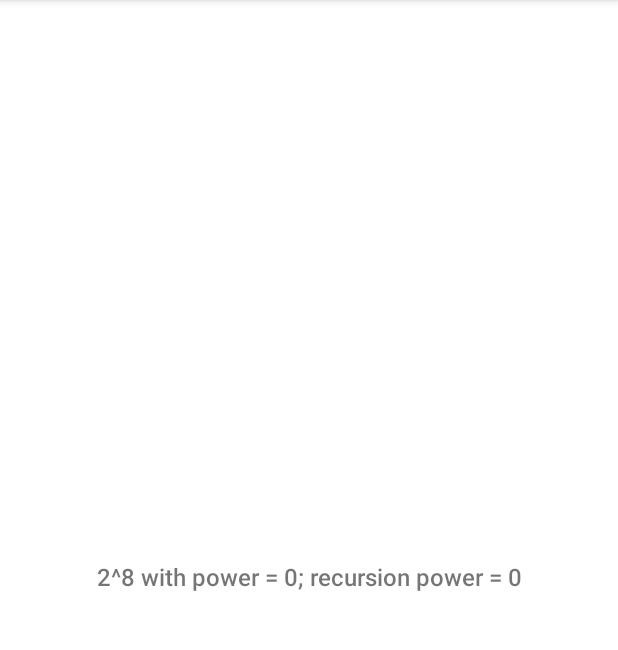
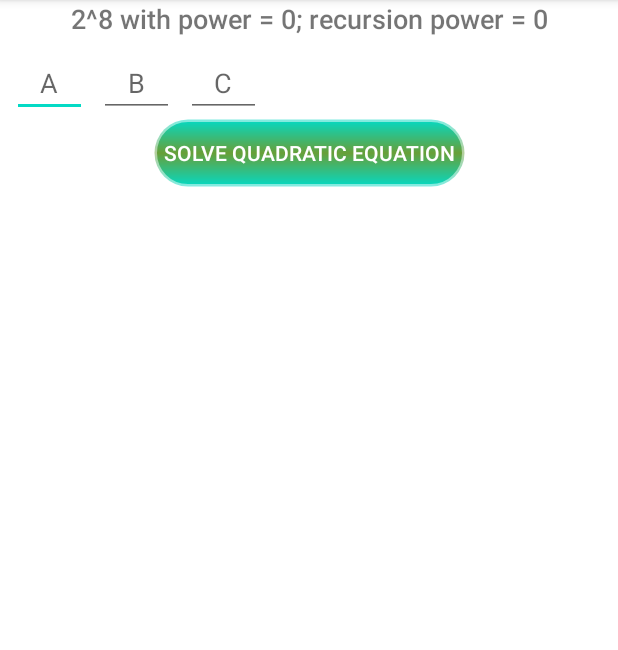
Before and after one commit to i-redbyte/ndk-example, an Android app: the screen it shows after launch (MainActivity), on a phone screen of 412 x 824 dp, the part 84-734 px from its top. Run offline under Robolectric (Android 15) with nearby library versions, the phone set to English and light mode, and no system bars; 4 statements that could not run were skipped.

Commit message:
Stepik part 1 - quadratic equation solution

```diff
--- a/app/src/main/java/com/github/iredbyte/ndk_example/MainActivity.kt
+++ b/app/src/main/java/com/github/iredbyte/ndk_example/MainActivity.kt
@@ -1,13 +1,25 @@
 package com.github.iredbyte.ndk_example
 
 import android.annotation.SuppressLint
+import android.content.Context
 import android.os.Bundle
+import android.view.View
+import android.view.inputmethod.InputMethodManager
+import android.widget.Button
+import android.widget.EditText
 import android.widget.TextView
+import android.widget.Toast
 import androidx.appcompat.app.AppCompatActivity
+import androidx.appcompat.widget.AppCompatButton
 import com.github.iredbyte.ndk_example.storage.Stepik
+import com.google.android.material.snackbar.Snackbar
 
 class MainActivity : AppCompatActivity() {
     private val stepik = Stepik()
+    private val btnSolveQuadraticEquation by lazy { findViewById<AppCompatButton>(R.id.btnSolveQuadraticEquation) }
+    private val etValueA by lazy { findViewById<EditText>(R.id.etValueA) }
+    private val etValueB by lazy { findViewById<EditText>(R.id.etValueB) }
+    private val etValueC by lazy { findViewById<EditText>(R.id.etValueC) }
     override fun onCreate(savedInstanceState: Bundle?) {
         super.onCreate(savedInstanceState)
         setContentView(R.layout.activity_main)
@@ -17,6 +29,9 @@ class MainActivity : AppCompatActivity() {
     private fun solutionStepikPart1() {
         val part1 = findViewById<TextView>(R.id.stepik_power_solution)
         part1.setOnClickListener { stepik.helloWord() }
+        btnSolveQuadraticEquation.setOnClickListener {
+            quadraticEquation(it)
+        }
         @SuppressLint("SetTextI18n")
         fun power() {
             val powerCpp: (Int, Int) -> String = { x, y ->
@@ -35,4 +50,22 @@ class MainActivity : AppCompatActivity() {
         power()
     }
 
+    private fun quadraticEquation(view: View) {
+        val imm: InputMethodManager = getSystemService(Context.INPUT_METHOD_SERVICE) as InputMethodManager
+        imm.hideSoftInputFromWindow(view.windowToken, 0)
+        try {
+            val a = etValueA.text.toString().toInt()
+            val b = etValueB.text.toString().toInt()
+            val c = etValueC.text.toString().toInt()
+            Snackbar.make(
+                view,
+                stepik.quadratic_equation(a, b, c),
+                Snackbar.LENGTH_LONG
+            )
+                .show()
+        } catch (error: NumberFormatException) {
+            Toast.makeText(this, getString(R.string.error), Toast.LENGTH_LONG).show()
+        }
+    }
+
 }
--- a/app/src/main/java/com/github/iredbyte/ndk_example/storage/Stepik.java
+++ b/app/src/main/java/com/github/iredbyte/ndk_example/storage/Stepik.java
@@ -23,4 +23,6 @@ public class Stepik {
     public native int max3(int a, int b, int c);
 
     public native int log2(int x);
+
+    public native String quadratic_equation(int a, int b, int c);
 }
--- /dev/null
+++ b/app/src/main/res/drawable/button.xml
@@ -0,0 +1,16 @@
+<?xml version="1.0" encoding="utf-8"?>
+<shape xmlns:android="http://schemas.android.com/apk/res/android">
+    <stroke
+        android:width="3dp"
+        android:color="#80FFFFFF"
+        />
+
+    <corners android:radius="25dp" />
+
+    <gradient
+        android:angle="270"
+        android:centerColor="@color/greenButton"
+        android:endColor="@color/teal_200"
+        android:startColor="@color/teal_200"
+        />
+</shape>
--- a/app/src/main/res/layout/activity_main.xml
+++ b/app/src/main/res/layout/activity_main.xml
@@ -9,14 +9,74 @@
 
     <TextView
         android:id="@+id/stepik_power_solution"
-        android:layout_width="wrap_content"
+        android:layout_width="0dp"
         android:layout_height="wrap_content"
-        android:textSize="16sp"
+        android:layout_marginStart="8dp"
+        android:layout_marginEnd="8dp"
         android:fontFamily="sans-serif-medium"
-        app:layout_constraintBottom_toBottomOf="parent"
-        app:layout_constraintLeft_toLeftOf="parent"
-        app:layout_constraintRight_toRightOf="parent"
+        android:gravity="center_horizontal"
+        android:textAlignment="center"
+        android:textSize="18sp"
+        app:layout_constraintEnd_toEndOf="parent"
+        app:layout_constraintStart_toStartOf="parent"
         app:layout_constraintTop_toTopOf="parent"
         />
 
+    <EditText
+        android:id="@+id/etValueA"
+        android:layout_width="50dp"
+        android:layout_height="wrap_content"
+        android:layout_marginStart="8dp"
+        android:layout_marginTop="8dp"
+        android:layout_marginEnd="8dp"
+        android:gravity="center_horizontal"
+        android:hint="@string/coefficientA"
+        android:inputType="numberDecimal|numberSigned"
+        android:textAlignment="center"
+        app:layout_constraintStart_toStartOf="parent"
+        app:layout_constraintTop_toBottomOf="@+id/stepik_power_solution"
+        />
+
+    <EditText
+        android:id="@+id/etValueB"
+        android:layout_width="50dp"
+        android:layout_height="wrap_content"
+        android:layout_marginStart="8dp"
+        android:layout_marginTop="8dp"
+        android:layout_marginEnd="8dp"
+        android:gravity="center_horizontal"
+        android:hint="@string/coefficientB"
+        android:inputType="numberDecimal|numberSigned"
+        android:textAlignment="center"
+        app:layout_constraintStart_toEndOf="@+id/etValueA"
+        app:layout_constraintTop_toBottomOf="@+id/stepik_power_solution"
+        />
+
+    <EditText
+        android:id="@+id/etValueC"
+        android:layout_width="50dp"
+        android:layout_height="wrap_content"
+        android:layout_marginStart="8dp"
+        android:layout_marginTop="8dp"
+        android:layout_marginEnd="8dp"
+        android:gravity="center_horizontal"
+        android:hint="@string/coefficientC"
+        android:inputType="numberDecimal|numberSigned"
+        android:textAlignment="center"
+        app:layout_constraintStart_toEndOf="@+id/etValueB"
+        app:layout_constraintTop_toBottomOf="@+id/stepik_power_solution"
+        />
+
+    <androidx.appcompat.widget.AppCompatButton
+        android:id="@+id/btnSolveQuadraticEquation"
+        android:layout_width="wrap_content"
+        android:layout_height="wrap_content"
+        android:background="@drawable/button"
+        android:textColor="@color/white"
+        android:padding="8dp"
+        android:text="@string/solve_quadratic_equation"
+        app:layout_constraintEnd_toEndOf="parent"
+        app:layout_constraintStart_toStartOf="parent"
+        app:layout_constraintTop_toBottomOf="@+id/etValueA"
+        />
 </androidx.constraintlayout.widget.ConstraintLayout>
--- a/app/src/main/res/values/colors.xml
+++ b/app/src/main/res/values/colors.xml
@@ -7,4 +7,5 @@
     <color name="teal_700">#FF018786</color>
     <color name="black">#FF000000</color>
     <color name="white">#FFFFFFFF</color>
+    <color name="greenButton">#689F38</color>
 </resources>
--- a/app/src/main/res/values/strings.xml
+++ b/app/src/main/res/values/strings.xml
@@ -1,3 +1,9 @@
 <resources>
     <string name="app_name">Stroustrup power</string>
+    <string name="coefficientC">C</string>
+    <string name="coefficientB">B</string>
+    <string name="coefficientA">A</string>
+    <string name="solve_quadratic_equation">Solve quadratic equation</string>
+    <string name="zeroValue">0</string>
+    <string name="error">Please input the coefficients of the quadratic equation</string>
 </resources>
```
Also changed, not shown: 2 other files.
